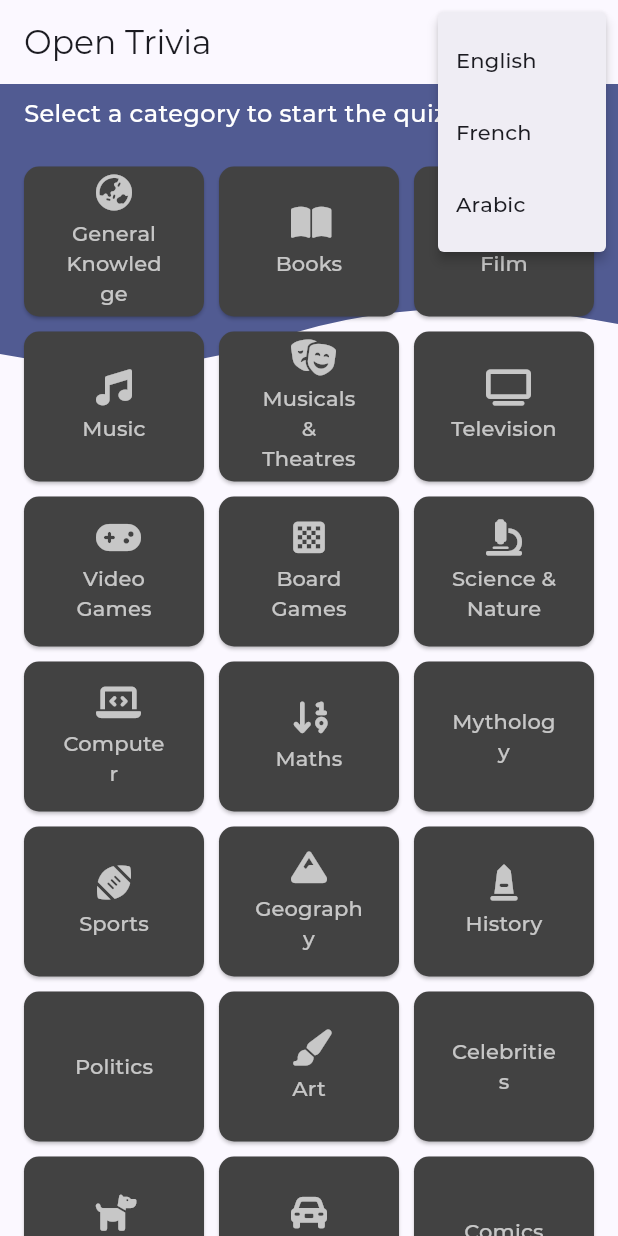
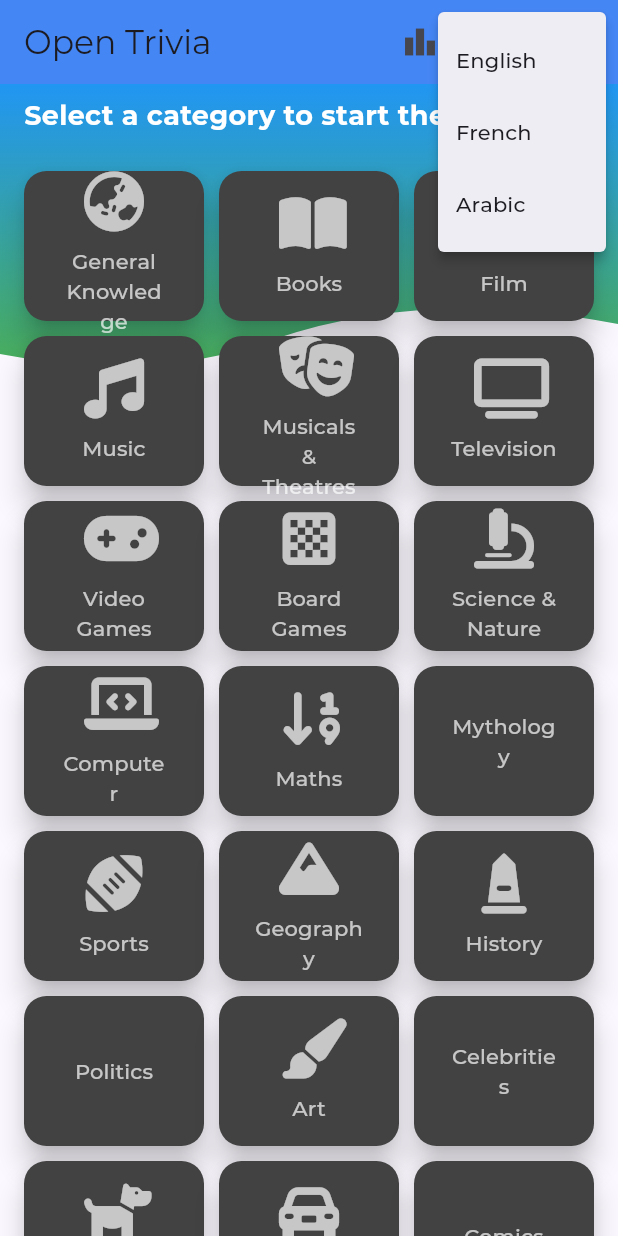
Before and after one commit to bacemhlabba/Quiz-Game-IPSAS, a Flutter app: the screen it shows after launch, after a tap on the "more vert" icon, on a phone screen of 412 x 824 dp. Run offline on Flutter 3.47's test engine with Material 3 defaults, Android fonts, the phone set to English and light mode, and no system bars; drawn by our look-alikes of auto_size_text; our stand-ins replace flutter_custom_clippers, font_awesome_flutter, html_unescape, shared_preferences.

Commit message:
lastt-committ

```diff
--- a/lib/ui/pages/home.dart
+++ b/lib/ui/pages/home.dart
@@ -1,8 +1,9 @@
 import 'package:flutter/material.dart';
 import 'package:flutter_custom_clippers/flutter_custom_clippers.dart';
-import 'package:opentrivia/generated/l10n.dart'; // Import the generated localization file
+import 'package:opentrivia/generated/l10n.dart';
 import 'package:auto_size_text/auto_size_text.dart';
 import 'package:opentrivia/models/category.dart';
+import 'package:opentrivia/ui/pages/LeaderboardPage.dart';
 import 'package:opentrivia/ui/widgets/quiz_options.dart';
 
 class HomePage extends StatelessWidget {
@@ -30,34 +31,38 @@ class HomePage extends StatelessWidget {
   Widget build(BuildContext context) {
     return Scaffold(
       appBar: AppBar(
-        title: Text(S.of(context).app_title), // Localized app title
-        elevation: 0,
+        title: Text(S.of(context).app_title),
+        elevation: 4.0,
+        backgroundColor: Theme.of(context).brightness == Brightness.dark
+            ? Colors.black.withOpacity(0.8)
+            : Colors.blueAccent,
         actions: <Widget>[
+          IconButton(
+            icon: Icon(Icons.leaderboard),
+            onPressed: () {
+              Navigator.push(
+                context,
+                MaterialPageRoute(builder: (context) => LeaderboardPage()),
+              );
+            },
+          ),
           Switch(
             value: Theme.of(context).brightness == Brightness.dark,
             onChanged: (value) {
-              onThemeChanged(value); // Pass the theme change back to MyApp
+              onThemeChanged(value);
             },
           ),
-          // Adding a language change button in AppBar
           PopupMenuButton<Locale>(
             onSelected: (Locale locale) {
-              onLanguageChanged(locale); // Pass language change to MyApp
+              onLanguageChanged(locale);
             },
             itemBuilder: (context) => [
               PopupMenuItem(
-                value: Locale('en', ''),
-                child:
-                    Text(S.of(context).english), // Localized text for English
-              ),
+                  value: Locale('en', ''), child: Text(S.of(context).english)),
               PopupMenuItem(
-                value: Locale('fr', ''),
-                child: Text(S.of(context).french), // Localized text for French
-              ),
+                  value: Locale('fr', ''), child: Text(S.of(context).french)),
               PopupMenuItem(
-                value: Locale('ar', ''),
-                child: Text(S.of(context).arabic), // Localized text for Arabic
-              ),
+                  value: Locale('ar', ''), child: Text(S.of(context).arabic)),
             ],
           ),
         ],
@@ -67,7 +72,13 @@ class HomePage extends StatelessWidget {
           ClipPath(
             clipper: WaveClipperTwo(),
             child: Container(
-              decoration: BoxDecoration(color: Theme.of(context).primaryColor),
+              decoration: BoxDecoration(
+                gradient: LinearGradient(
+                  colors: [Colors.blue, Colors.green],
+                  begin: Alignment.topCenter,
+                  end: Alignment.bottomCenter,
+                ),
+              ),
               height: 200,
             ),
           ),
@@ -79,11 +90,11 @@ class HomePage extends StatelessWidget {
                   padding: const EdgeInsets.symmetric(
                       horizontal: 16.0, vertical: 8.0),
                   child: Text(
-                    S.of(context).select_category, // Localized text
+                    S.of(context).select_category,
                     style: TextStyle(
                         color: Colors.white,
-                        fontWeight: FontWeight.w500,
-                        fontSize: 16.0),
+                        fontWeight: FontWeight.bold,
+                        fontSize: 18.0),
                   ),
                 ),
               ),
@@ -98,11 +109,13 @@ class HomePage extends StatelessWidget {
                             : 3,
                     childAspectRatio: 1.2,
                     crossAxisSpacing: 10.0,
-                        mainAxisSpacing: 10.0),
+                    mainAxisSpacing: 10.0,
+                  ),
                   delegate: SliverChildBuilderDelegate(
                     _buildCategoryItem,
                     childCount: categories.length,
-                    )),
+                  ),
+                ),
               ),
             ],
           ),
@@ -114,25 +127,26 @@ class HomePage extends StatelessWidget {
   Widget _buildCategoryItem(BuildContext context, int index) {
     Category category = categories[index];
     return MaterialButton(
-      elevation: 1.0,
-      highlightElevation: 1.0,
+      elevation: 8.0,
+      highlightElevation: 10.0,
       onPressed: () => _categoryPressed(context, category),
       shape: RoundedRectangleBorder(
-        borderRadius: BorderRadius.circular(10.0),
+        borderRadius: BorderRadius.circular(15.0),
       ),
       color: Colors.grey.shade800,
       textColor: Colors.white70,
       child: Column(
         mainAxisAlignment: MainAxisAlignment.center,
         children: <Widget>[
-          if (category.icon != null) Icon(category.icon),
-          if (category.icon != null) SizedBox(height: 5.0),
+          if (category.icon != null) Icon(category.icon, size: 40),
+          if (category.icon != null) SizedBox(height: 10.0),
           AutoSizeText(
             category.name,
-            minFontSize: 10.0,
+            minFontSize: 12.0,
             textAlign: TextAlign.center,
             maxLines: 3,
             wrapWords: false,
+            style: TextStyle(fontSize: 14.0, fontWeight: FontWeight.w500),
           ),
         ],
       ),
@@ -143,9 +157,7 @@ class HomePage extends StatelessWidget {
     showModalBottomSheet(
       context: context,
       builder: (sheetContext) => BottomSheet(
-        builder: (_) => QuizOptionsDialog(
-          category: category,
-        ),
+        builder: (_) => QuizOptionsDialog(category: category),
         onClosing: () {},
       ),
     );
```
Also changed, not shown: lib/models/Score.dart (added, +24 -0 lines), lib/ui/pages/LeaderboardPage.dart (added, +90 -0 lines), lib/ui/pages/quiz_page.dart (+21 -1 lines), lib/ui/widgets/ScoreStorage.dart (added, +28 -0 lines), 1 other file. Lines whose indentation alone changed are shown as unchanged.
